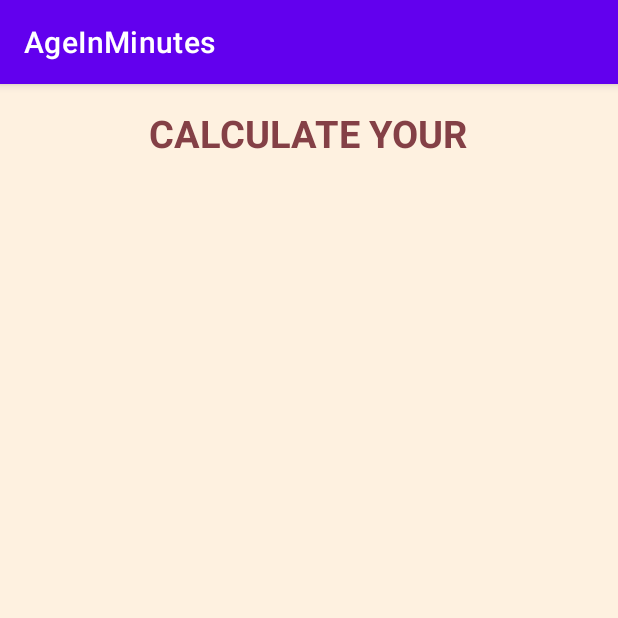
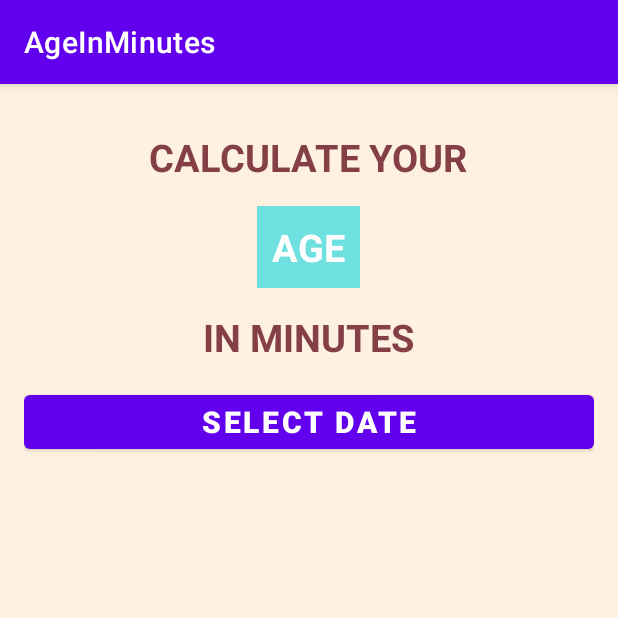
Before and after one commit to PiLjAA/AgeToMinutes, an Android app: the screen it shows after launch (MainActivity), on a phone screen of 412 x 824 dp, the top half of it. Run offline under Robolectric (Android 15) with nearby library versions, the phone set to English and light mode, and no system bars.

Commit message:
Adding a button, working on design.

```diff
--- a/app/src/main/res/layout/activity_main.xml
+++ b/app/src/main/res/layout/activity_main.xml
@@ -5,6 +5,7 @@
     android:layout_width="match_parent"
     android:layout_height="match_parent"
     android:gravity="center_horizontal"
+    android:padding="16dp"
     android:orientation="vertical"
     android:background="@color/backgroundColor"
     tools:context=".MainActivity">
@@ -17,6 +18,34 @@
         android:textColor="@color/textColor"
         android:textSize="25sp"
         android:textStyle="bold"  />
+    <TextView
+        android:layout_width="wrap_content"
+        android:layout_height="wrap_content"
+        android:layout_marginTop="15dp"
+        android:padding="10dp"
+        android:text="AGE"
+        android:textColor="#FFFFFF"
+        android:background="@color/ageTextBackgroundColor"
+        android:textSize="25sp"
+        android:textStyle="bold"  />
 
+    <TextView
+        android:layout_width="wrap_content"
+        android:layout_height="wrap_content"
+        android:layout_marginTop="15dp"
+        android:text="IN MINUTES"
+        android:textColor="@color/textColor"
+        android:textSize="25sp"
+        android:textStyle="bold"  />
+
+    <Button
+        android:id="@+id/button"
+        android:layout_width="match_parent"
+        android:layout_height="wrap_content"
+        android:text="Select Date"
+        android:layout_marginTop="15dp"
+        android:textSize="20sp"
+        android:textStyle="bold"
+        />
 
 </LinearLayout>
--- a/app/src/main/res/values/colors.xml
+++ b/app/src/main/res/values/colors.xml
@@ -12,4 +12,5 @@
     <color name="colorAccent">#D81B60</color>
     <color name="textColor">#844046</color>
     <color name="backgroundColor">#FEF1E0</color>
+    <color name="ageTextBackgroundColor">#C846DCE0</color>
 </resources>
```
